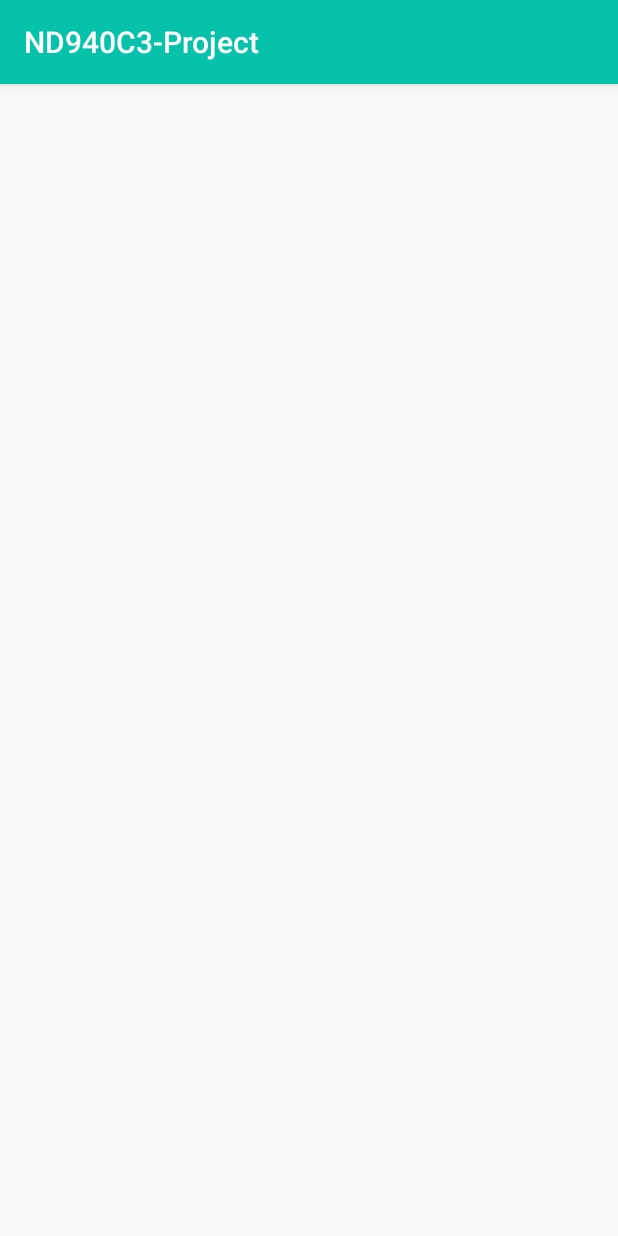
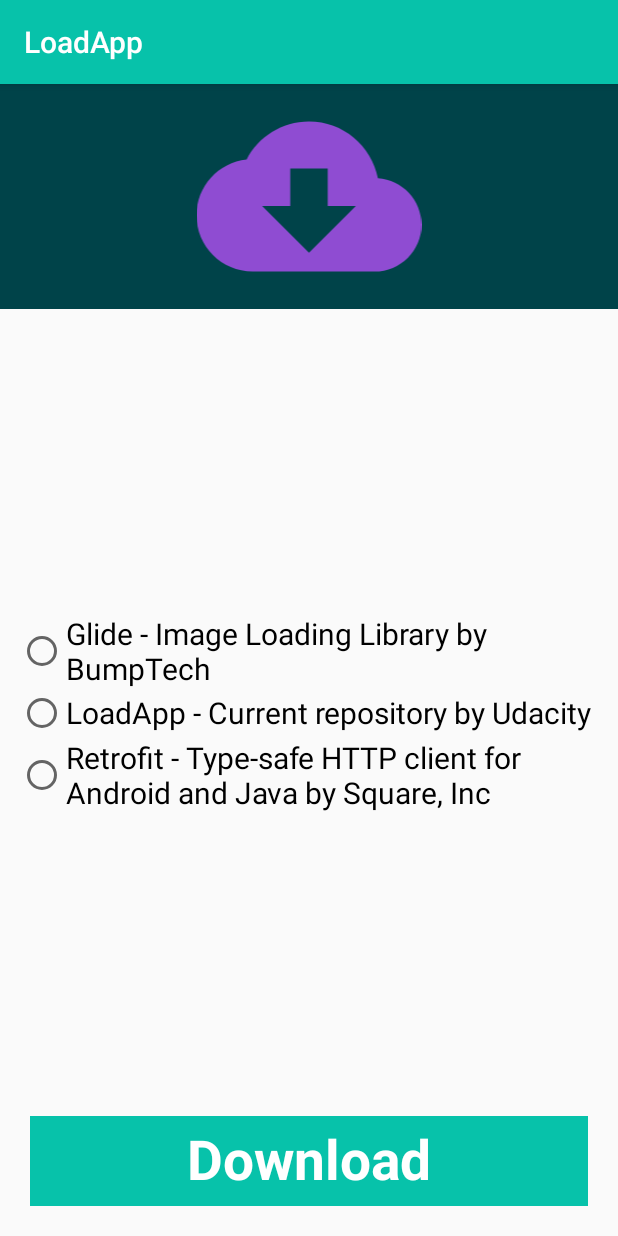
Before and after one commit to dtran272/LoadApp, an Android app: the screen it shows after launch (MainActivity), on a phone screen of 412 x 824 dp. Run offline under Robolectric (Android 15) with nearby library versions, the phone set to English and light mode, and no system bars.

Commit message:
- Add ic_baseline_cloud_download_24.xml - Draw custom button in LoadingButton.kt - Add radio buttons to content_main.xml

```diff
--- a/app/src/main/java/com/udacity/LoadingButton.kt
+++ b/app/src/main/java/com/udacity/LoadingButton.kt
@@ -3,8 +3,11 @@ package com.udacity
 import android.animation.ValueAnimator
 import android.content.Context
 import android.graphics.Canvas
+import android.graphics.Paint
+import android.graphics.Typeface
 import android.util.AttributeSet
 import android.view.View
+import androidx.core.content.ContextCompat.getColor
 import kotlin.properties.Delegates
 
 class LoadingButton @JvmOverloads constructor(
@@ -19,22 +22,31 @@ class LoadingButton @JvmOverloads constructor(
 
     }
 
+    private val paint = Paint(Paint.ANTI_ALIAS_FLAG).apply {
+        style = Paint.Style.FILL
+        textAlign = Paint.Align.CENTER
+        textSize = 55.0f
+        typeface = Typeface.create("", Typeface.BOLD)
+        isAntiAlias = true
+    }
 
     init {
 
     }
 
 
-    override fun onDraw(canvas: Canvas?) {
+    override fun onDraw(canvas: Canvas) {
         super.onDraw(canvas)
 
+        drawButtonLayout(canvas)
+        drawButtonText(canvas)
     }
 
     override fun onMeasure(widthMeasureSpec: Int, heightMeasureSpec: Int) {
         val minw: Int = paddingLeft + paddingRight + suggestedMinimumWidth
         val w: Int = resolveSizeAndState(minw, widthMeasureSpec, 1)
         val h: Int = resolveSizeAndState(
-            MeasureSpec.getSize(w),
+            View.MeasureSpec.getSize(w),
             heightMeasureSpec,
             0
         )
@@ -43,4 +55,18 @@ class LoadingButton @JvmOverloads constructor(
         setMeasuredDimension(w, h)
     }
 
+    private fun drawButtonLayout(canvas: Canvas) {
+        paint.color = getColor(context, R.color.colorPrimary)
+        canvas.drawRect(0f, 0f, width.toFloat(), height.toFloat(), paint)
+    }
+
+    private fun drawButtonText(canvas: Canvas) {
+        paint.color = getColor(context, R.color.white)
+
+        // Calculate the center of the canvas
+        val xTextPos = (width / 2).toFloat()
+        val yTextPos = ((height / 2) - ((paint.descent() + paint.ascent()) / 2))
+
+        canvas.drawText(resources.getString(R.string.button_download), xTextPos, yTextPos, paint)
+    }
 }
--- a/app/src/main/java/com/udacity/MainActivity.kt
+++ b/app/src/main/java/com/udacity/MainActivity.kt
@@ -30,7 +30,7 @@ class MainActivity : AppCompatActivity() {
 
         registerReceiver(receiver, IntentFilter(DownloadManager.ACTION_DOWNLOAD_COMPLETE))
 
-        custom_button.setOnClickListener {
+        downloadButton.setOnClickListener {
             download()
         }
     }
--- /dev/null
+++ b/app/src/main/res/drawable/ic_baseline_cloud_download_24.xml
@@ -0,0 +1,5 @@
+<vector android:height="150dp" android:tint="#8F4CD2"
+    android:viewportHeight="24" android:viewportWidth="24"
+    android:width="150dp" xmlns:android="http://schemas.android.com/apk/res/android">
+    <path android:fillColor="@android:color/white" android:pathData="M19.35,10.04C18.67,6.59 15.64,4 12,4 9.11,4 6.6,5.64 5.35,8.04 2.34,8.36 0,10.91 0,14c0,3.31 2.69,6 6,6h13c2.76,0 5,-2.24 5,-5 0,-2.64 -2.05,-4.78 -4.65,-4.96zM17,13l-5,5 -5,-5h3V9h4v4h3z"/>
+</vector>
--- a/app/src/main/res/layout/content_main.xml
+++ b/app/src/main/res/layout/content_main.xml
@@ -9,14 +9,55 @@
     tools:context=".MainActivity"
     tools:showIn="@layout/activity_main">
 
+    <ImageView
+        android:id="@+id/downloadImage"
+        android:layout_width="match_parent"
+        android:layout_height="wrap_content"
+        android:background="@color/colorPrimaryDark"
+        android:contentDescription="@string/download_icon_image"
+        app:layout_constraintEnd_toEndOf="parent"
+        app:layout_constraintStart_toStartOf="parent"
+        app:layout_constraintTop_toTopOf="parent"
+        app:srcCompat="@drawable/ic_baseline_cloud_download_24" />
+
+    <RadioGroup
+        android:id="@+id/radioGroup"
+        android:layout_width="wrap_content"
+        android:layout_height="wrap_content"
+        app:layout_constraintBottom_toTopOf="@id/downloadButton"
+        app:layout_constraintEnd_toEndOf="parent"
+        app:layout_constraintStart_toStartOf="parent"
+        app:layout_constraintTop_toBottomOf="@id/downloadImage">
+
+        <RadioButton
+            android:id="@+id/bumpTechButton"
+            style="@style/radioButton"
+            android:layout_width="match_parent"
+            android:layout_height="wrap_content"
+            android:text="@string/glide_image_loading_library_by_bumptech" />
+
+        <RadioButton
+            android:id="@+id/udacityButton"
+            style="@style/radioButton"
+            android:layout_width="match_parent"
+            android:layout_height="wrap_content"
+            android:text="@string/loadapp_current_repository_by_udacity" />
+
+        <RadioButton
+            android:id="@+id/squareButton"
+            style="@style/radioButton"
+            android:layout_width="match_parent"
+            android:layout_height="wrap_content"
+            android:text="@string/retrofit_type_safe_http_client_for_android_and_java_by_square_inc" />
+    </RadioGroup>
+
     <com.udacity.LoadingButton
-        android:id="@+id/custom_button"
+        android:id="@+id/downloadButton"
         android:layout_width="0dp"
-        app:layout_constraintStart_toStartOf="parent"
-        app:layout_constraintEnd_toEndOf="parent"
         android:layout_height="60dp"
         android:layout_margin="20dp"
         app:layout_constraintBottom_toBottomOf="parent"
-        app:layout_constraintTop_toTopOf="parent" />
+        app:layout_constraintEnd_toEndOf="parent"
+        app:layout_constraintStart_toStartOf="parent" />
 
 </androidx.constraintlayout.widget.ConstraintLayout>
--- a/app/src/main/res/values/dimens.xml
+++ b/app/src/main/res/values/dimens.xml
@@ -2,4 +2,5 @@
     <dimen name="fab_margin">16dp</dimen>
 
     <dimen name="default_text_size">20sp</dimen>
+    <dimen name="default_margin">12dp</dimen>
 </resources>
--- a/app/src/main/res/values/strings.xml
+++ b/app/src/main/res/values/strings.xml
@@ -1,5 +1,5 @@
 <resources>
-    <string name="app_name">ND940C3-Project</string>
+    <string name="app_name">LoadApp</string>
     <string name="app_description">Download files from Internet</string>
     <string name="action_settings">Settings</string>
 
@@ -8,7 +8,11 @@
     <string name="notification_description">The Project 3 repository is downloaded</string>
     <string name="notification_button">See changes</string>
 
-    <string name="button_name">Click me</string>
+    <string name="button_download">Download</string>
     <string name="button_loading">We are loading </string>
     <string name="title_activity_detail">DetailActivity</string>
+    <string name="glide_image_loading_library_by_bumptech">Glide - Image Loading Library by BumpTech</string>
+    <string name="loadapp_current_repository_by_udacity">LoadApp - Current repository by Udacity</string>
+    <string name="retrofit_type_safe_http_client_for_android_and_java_by_square_inc">Retrofit - Type-safe HTTP client for Android and Java by Square, Inc</string>
+    <string name="download_icon_image">Download icon image</string>
 </resources>
--- a/app/src/main/res/values/styles.xml
+++ b/app/src/main/res/values/styles.xml
@@ -17,4 +17,10 @@
 
     <style name="AppTheme.PopupOverlay" parent="ThemeOverlay.AppCompat.Light" />
 
+    <style name="radioButton">
+        <item name="android:layout_marginStart">@dimen/default_margin</item>
+        <item name="android:layout_marginEnd">@dimen/default_margin</item>
+        <item name="android:textSize">@dimen/default_text_size</item>
+    </style>
+
 </resources>
```
